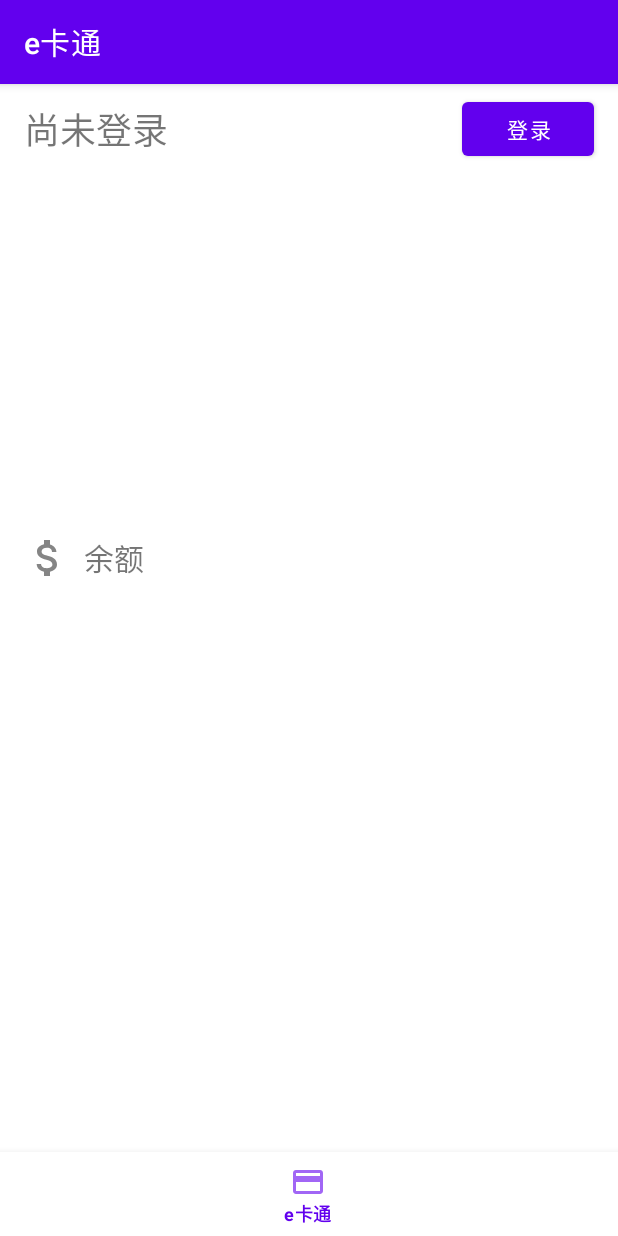
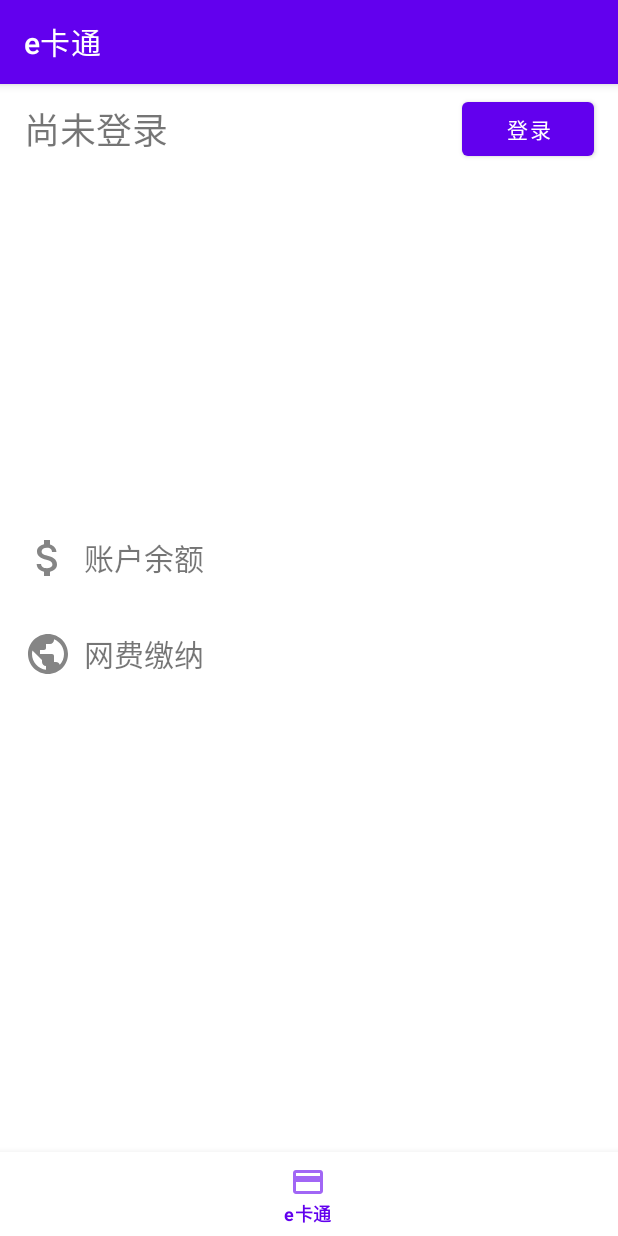
Before and after one commit to Little1Yuan/NaOUC, an Android app: the screen it shows after launch (MainActivity), on a phone screen of 412 x 824 dp. Run offline under Robolectric (Android 15) with nearby library versions, the phone set to English and light mode, and no system bars; our stand-ins replace navigation-ui; libraries missing offline, so code that uses them is left out: com.journeyapps.barcodescanner.

Commit message:
网费余额查询

```diff
--- a/app/src/main/java/cn/nahco3awa/naouc/ui/ouc/view/ItemMyBillAdapter.java
+++ b/app/src/main/java/cn/nahco3awa/naouc/ui/ouc/view/ItemMyBillAdapter.java
@@ -36,6 +36,10 @@ public class ItemMyBillAdapter extends RecyclerView.Adapter<ItemMyBillAdapter.Vi
     public void onBindViewHolder(@NonNull ViewHolder holder, int position) {
         SingleBillData data = billData.get(position);
         holder.setData(data);
+    }
+
+    public void addBillData(SingleBillData data) {
+        billData.add(data);
     }
 
     @Override
--- /dev/null
+++ b/app/src/main/res/drawable-anydpi/ic_action_public.xml
@@ -0,0 +1,11 @@
+<vector xmlns:android="http://schemas.android.com/apk/res/android"
+    android:width="24dp"
+    android:height="24dp"
+    android:viewportWidth="24"
+    android:viewportHeight="24"
+    android:tint="#333333"
+    android:alpha="0.6">
+  <path
+      android:fillColor="@android:color/white"
+      android:pathData="M12,2C6.48,2 2,6.48 2,12s4.48,10 10,10 10,-4.48 10,-10S17.52,2 12,2zM11,19.93c-3.95,-0.49 -7,-3.85 -7,-7.93 0,-0.62 0.08,-1.21 0.21,-1.79L9,15v1c0,1.1 0.9,2 2,2v1.93zM17.9,17.39c-0.26,-0.81 -1,-1.39 -1.9,-1.39h-1v-3c0,-0.55 -0.45,-1 -1,-1L8,12v-2h2c0.55,0 1,-0.45 1,-1L11,7h2c1.1,0 2,-0.9 2,-2v-0.41c2.93,1.19 5,4.06 5,7.41 0,2.08 -0.8,3.97 -2.1,5.39z"/>
+</vector>
--- a/app/src/main/res/layout/activity_ouc_balance.xml
+++ b/app/src/main/res/layout/activity_ouc_balance.xml
@@ -11,7 +11,7 @@
         android:id="@+id/textView2"
         android:layout_width="wrap_content"
         android:layout_height="wrap_content"
-        android:layout_marginTop="64dp"
+        android:layout_marginTop="48dp"
         android:text="余额"
         android:textSize="20sp"
         app:layout_constraintEnd_toEndOf="parent"
@@ -33,7 +33,7 @@
         android:id="@+id/button"
         android:layout_width="wrap_content"
         android:layout_height="wrap_content"
-        android:layout_marginTop="32dp"
+        android:layout_marginTop="16dp"
         android:onClick="onClickPay"
         android:text="充值"
         app:layout_constraintEnd_toEndOf="parent"
--- a/app/src/main/res/layout/cell_my_bill.xml
+++ b/app/src/main/res/layout/cell_my_bill.xml
@@ -3,7 +3,8 @@
     xmlns:app="http://schemas.android.com/apk/res-auto"
     xmlns:tools="http://schemas.android.com/tools"
     android:layout_width="match_parent"
-    android:layout_height="80dp">
+    android:layout_height="80dp"
+    android:foreground="?selectableItemBackground">
 
     <ImageView
         android:id="@+id/cellMyBillImageView"
--- a/app/src/main/res/layout/fragment_ouc.xml
+++ b/app/src/main/res/layout/fragment_ouc.xml
@@ -83,6 +83,7 @@
                 android:id="@+id/cashButton"
                 android:layout_width="match_parent"
                 android:layout_height="64dp"
+                android:foreground="?selectableItemBackground"
                 android:orientation="horizontal">
 
                 <ImageView
@@ -95,7 +96,7 @@
                     android:layout_height="match_parent"
                     android:layout_marginStart="8dp"
                     android:gravity="center|start"
-                    android:text="余额"
+                    android:text="账户余额"
                     android:textSize="20sp" />
 
                 <TextView
@@ -106,6 +107,35 @@
                     android:gravity="center|end"
                     android:textSize="16sp" />
             </LinearLayout>
+
+            <LinearLayout
+                android:id="@+id/netButton"
+                android:layout_width="match_parent"
+                android:layout_height="64dp"
+                android:foreground="?selectableItemBackground"
+                android:orientation="horizontal">
+
+                <ImageView
+                    android:layout_width="32dp"
+                    android:layout_height="match_parent"
+                    app:srcCompat="@drawable/ic_action_public" />
+
+                <TextView
+                    android:layout_width="wrap_content"
+                    android:layout_height="match_parent"
+                    android:layout_marginStart="8dp"
+                    android:gravity="center|start"
+                    android:text="网费缴纳"
+                    android:textSize="20sp" />
+
+                <TextView
+                    android:id="@+id/netBalanceTextView"
+                    android:layout_width="match_parent"
+                    android:layout_height="match_parent"
+                    android:layout_marginEnd="8dp"
+                    android:gravity="center|end"
+                    android:textSize="16sp" />
+            </LinearLayout>
         </LinearLayout>
     </ScrollView>
 
```
Also changed, not shown: app/src/main/java/cn/nahco3awa/naouc/network/ouc/OUCRequestSender.java (+30 -1 lines), app/src/main/java/cn/nahco3awa/naouc/network/ouc/request/NetCheckOUCRequest.java (added, +15 -0 lines), app/src/main/java/cn/nahco3awa/naouc/network/ouc/request/TsmOUCRequest.java (added, +37 -0 lines), app/src/main/java/cn/nahco3awa/naouc/network/ouc/response/TsmOUCResponse.java (added, +48 -0 lines), app/src/main/java/cn/nahco3awa/naouc/ui/ouc/OUCFragment.java (+52 -0 lines), app/src/main/java/cn/nahco3awa/naouc/ui/ouc/activity/OucBalanceActivity.java (+5 -3 lines), app/src/main/res/drawable-hdpi/ic_action_public.png (added), app/src/main/res/drawable-mdpi/ic_action_public.png (added), app/src/main/res/drawable-xhdpi/ic_action_public.png (added), app/src/main/res/drawable-xxhdpi/ic_action_public.png (added).
